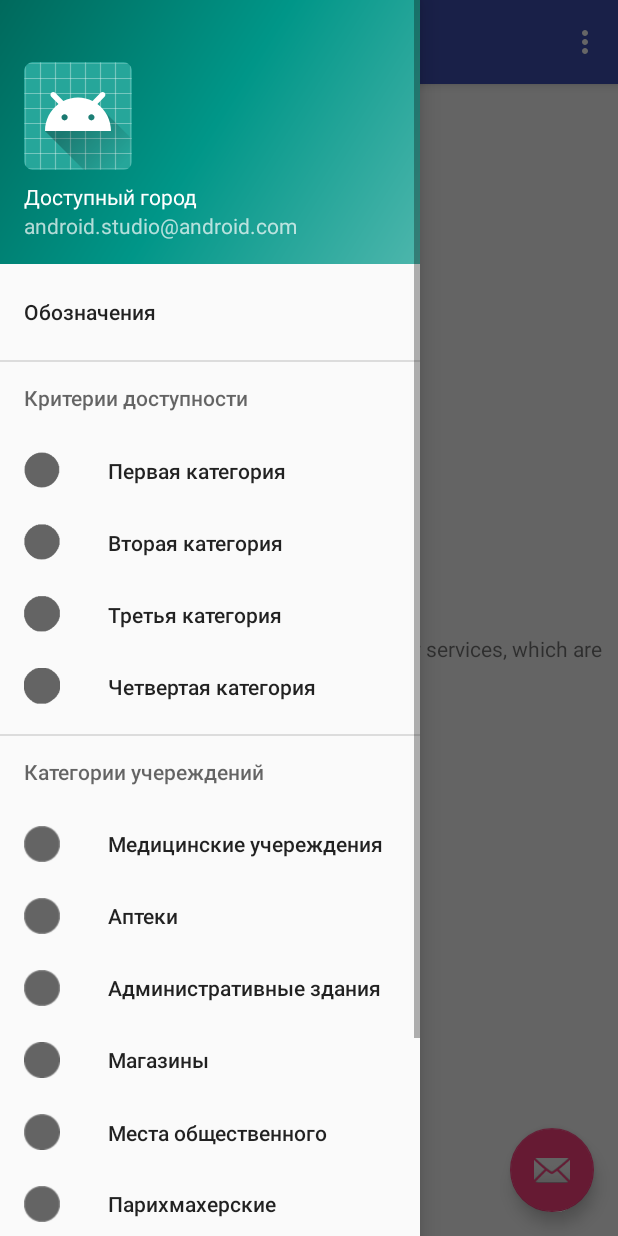
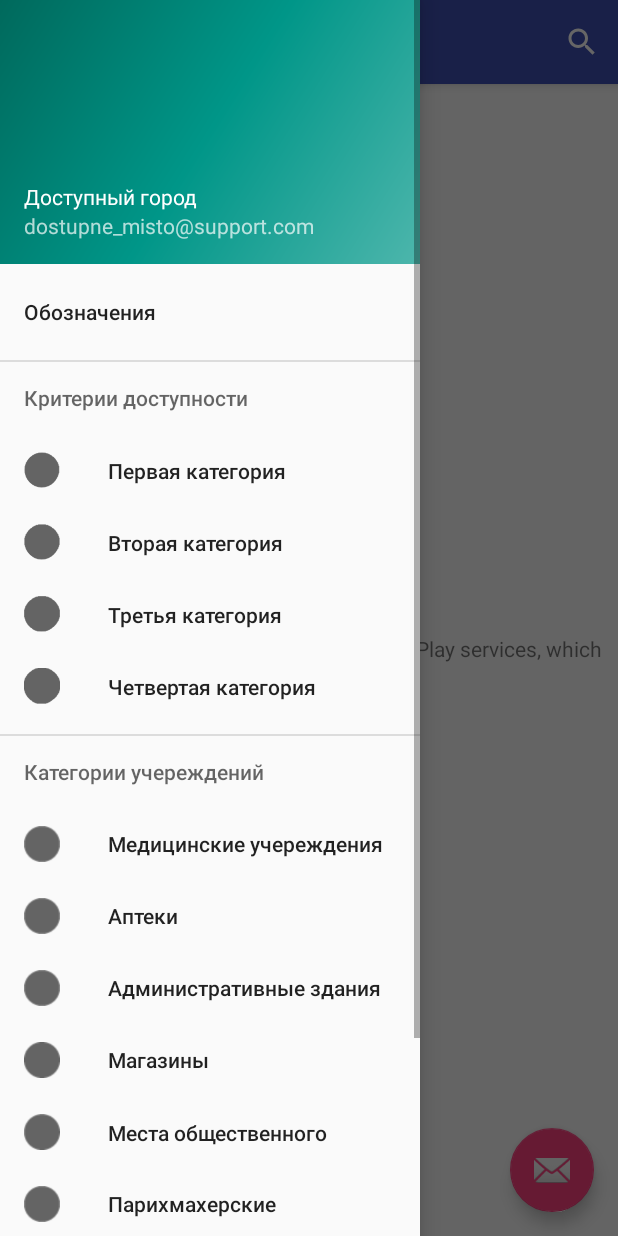
Before and after one commit to igorsan98v2/Social_it, an Android app: the screen it shows after launch (MainActivity), with the side drawer open, on a phone screen of 412 x 824 dp. Run offline under Robolectric (Android 15) with nearby library versions, the phone set to English and light mode, and no system bars.

Commit message:
routbuild and search added

```diff
--- a/app/src/main/AndroidManifest.xml
+++ b/app/src/main/AndroidManifest.xml
@@ -3,6 +3,9 @@
     package="com.kit.ygs.myapplication">
     <uses-permission android:name="android.permission.ACCESS_FINE_LOCATION" />
     <uses-permission android:name="android.permission.ACCESS_COARSE_LOCATION" />
+
+    <uses-permission android:name="android.permission.INTERNET" />
+
     <application
         android:allowBackup="true"
         android:icon="@mipmap/ic_launcher"
--- a/app/src/main/java/com/kit/ygs/myapplication/MainActivity.java
+++ b/app/src/main/java/com/kit/ygs/myapplication/MainActivity.java
@@ -1,16 +1,23 @@
 package com.kit.ygs.myapplication;
 
 import android.Manifest;
+import android.content.Context;
 import android.content.pm.PackageManager;
 import android.graphics.Bitmap;
 import android.location.Location;
+import android.os.AsyncTask;
 import android.os.Bundle;
+import android.os.StrictMode;
 import android.support.annotation.NonNull;
+import android.support.annotation.Nullable;
 import android.support.design.widget.FloatingActionButton;
 import android.support.design.widget.Snackbar;
 import android.support.v4.app.ActivityCompat;
 import android.support.v4.content.ContextCompat;
+import android.widget.SearchView;
 import android.util.Log;
+import android.view.LayoutInflater;
+import android.view.MenuInflater;
 import android.view.View;
 import android.support.design.widget.NavigationView;
 import android.support.v4.view.GravityCompat;
@@ -20,6 +27,8 @@ import android.support.v7.app.AppCompatActivity;
 import android.support.v7.widget.Toolbar;
 import android.view.Menu;
 import android.view.MenuItem;
+import android.widget.TextView;
+import android.widget.Toast;
 
 import com.google.android.gms.location.FusedLocationProviderClient;
 import com.google.android.gms.location.LocationServices;
@@ -31,35 +40,47 @@ import com.google.android.gms.maps.model.BitmapDescriptor;
 import com.google.android.gms.maps.model.BitmapDescriptorFactory;
 import com.google.android.gms.maps.model.LatLng;
 import com.google.android.gms.maps.model.MarkerOptions;
+import com.google.android.gms.maps.model.Polyline;
+import com.google.android.gms.maps.model.PolylineOptions;
 import com.google.android.gms.tasks.OnCompleteListener;
 import com.google.android.gms.tasks.Task;
 
 import java.util.ArrayList;
+import java.util.List;
 
 import static android.provider.SettingsSlicesContract.KEY_LOCATION;
 
 
 public class MainActivity extends AppCompatActivity
-        implements NavigationView.OnNavigationItemSelectedListener,OnMapReadyCallback {
+        implements NavigationView.OnNavigationItemSelectedListener,OnMapReadyCallback{
     private GoogleMap mMap;
+    public   static Polyline polyline ;
     private static final String TAG = MainActivity.class.getSimpleName();
     private boolean mLocationPermissionGranted;
+    private boolean delLineFlag;
     //private GeoDataClient mGeoDataClient;
    // private PlaceDetectionClient mPlaceDetectionClient;
     private FusedLocationProviderClient mFusedLocationProviderClient;
     private final LatLng mDefaultLocation = new LatLng( 48.739083, 37.584288);
     private static final int DEFAULT_ZOOM = 15;
     private static final int PERMISSIONS_REQUEST_ACCESS_FINE_LOCATION = 1;
-    private Location mLastKnownLocation;
-
+    public  static   Location mLastKnownLocation;
+    public  static boolean routesFlag ;
+    public  Context context;
+    SearchView searchView;
     @Override
     protected void onCreate(Bundle savedInstanceState) {
         super.onCreate(savedInstanceState);
+        StrictMode.ThreadPolicy policy = new StrictMode.ThreadPolicy.Builder().permitAll().build();
+        StrictMode.setThreadPolicy(policy);
         setContentView(R.layout.activity_main);
         Toolbar toolbar = (Toolbar) findViewById(R.id.toolbar);
+        routesFlag = false;
+
+        polyline = null;
         setSupportActionBar(toolbar);
-
-
+        delLineFlag =false;
+        context = this;
         // Retrieve location and camera position from saved instance state.
         if (savedInstanceState != null) {
             mLastKnownLocation = savedInstanceState.getParcelable(KEY_LOCATION);
@@ -96,8 +117,12 @@ public class MainActivity extends AppCompatActivity
         drawer.addDrawerListener(toggle);
         toggle.syncState();
 
+        TextView textView =(TextView) findViewById(R.id.results);
+        textView.setText("suka blyat");
         NavigationView navigationView = (NavigationView) findViewById(R.id.nav_view);
         navigationView.setNavigationItemSelectedListener(this);
+
+
         SupportMapFragment mapFragment = (SupportMapFragment) getSupportFragmentManager()
                 .findFragmentById(R.id.map);
         mapFragment.getMapAsync(this);
@@ -116,7 +141,31 @@ public class MainActivity extends AppCompatActivity
     @Override
     public boolean onCreateOptionsMenu(Menu menu) {
         // Inflate the menu; this adds items to the action bar if it is present.
-        getMenuInflater().inflate(R.menu.main, menu);
+
+          getMenuInflater().inflate(R.menu.searc_bar, menu);
+          MenuItem item =  menu.findItem(R.id.search_main);
+        searchView =(SearchView)item.getActionView();
+        searchView.setOnQueryTextListener(new SearchView.OnQueryTextListener() {
+            @Override
+            public boolean onQueryTextSubmit(String s) {
+
+                SearchQuery query = new SearchQuery(s,context,mMap);
+                AsyncSearch asyncSearch = new AsyncSearch();
+                asyncSearch.execute(query);
+
+
+                return false;
+            }
+
+            @Override
+            public boolean onQueryTextChange(String s) {
+
+                TextView textView =(TextView) findViewById(R.id.results);
+                textView.setText(s);
+                Log.d("searcbar",s);
+                return false;
+            }
+        });
         return true;
     }
 
@@ -140,23 +189,19 @@ public class MainActivity extends AppCompatActivity
     public boolean onNavigationItemSelected(MenuItem item) {
         // Handle navigation view item clicks here.
         int id = item.getItemId();
-        /*
-        if (id == R.id.nav_camera) {
+
+       /* if (id == R.id.) {
             // Handle the camera action
-        } else if (id == R.id.nav_gallery) {
-
-        } else if (id == R.id.nav_slideshow) {
-
-        } else if (id == R.id.nav_manage) {
-
-        } else if (id == R.id.nav_share) {
-
-        } else if (id == R.id.nav_send) {
 
         }
         */
 
+     //   getMenuInflater().inflate(R.menu.activity_main_drawer, menu);
+     //   MenuItem item =  menu.findItem(R.id.search_main);
+
         DrawerLayout drawer = (DrawerLayout) findViewById(R.id.drawer_layout);
+
+
         drawer.closeDrawer(GravityCompat.START);
         return true;
     }
@@ -165,11 +210,9 @@ public class MainActivity extends AppCompatActivity
     public void onMapReady(GoogleMap googleMap) {
         mMap = googleMap;
 
+  //      SearchRoute search =  new SearchRoute(searchView,this,mMap);
         SQLDriver sqlDriver = new SQLDriver(this);
         // Add a marker in Sydney and move the camera
-        LatLng sydney = new LatLng(-34, 151);
-        mMap.addMarker(new MarkerOptions().position(sydney).title("Marker in Sydney"));
-        mMap.moveCamera(CameraUpdateFactory.newLatLng(sydney));
         ArrayList<Place> places = sqlDriver.queryPlaces(null);
         BitmapEditor editor = new BitmapEditor(this);
         for (Place place : places) {
@@ -179,15 +222,23 @@ public class MainActivity extends AppCompatActivity
             Bitmap marker = editor.edit(place.getCategory_id(), place.getPlace_id());
             MarkerOptions options = new MarkerOptions().position(place.getCoord()).title(place.getName()).icon(BitmapDescriptorFactory.fromBitmap(marker)).flat(true);
             mMap.addMarker(options);
-            mMap.moveCamera(CameraUpdateFactory.newLatLng(place.getCoord()));
-            getLocationPermission();
+
 
             // Turn on the My Location layer and the related control on the map.
-            updateLocationUI();
+
 
             // Get the current location of the device and set the position of the map.
-            getDeviceLocation();
+
         }
+
+        mMap.moveCamera(CameraUpdateFactory.newLatLng(new LatLng(48.74568044,37.57203369)));
+                mMap.moveCamera(CameraUpdateFactory.zoomTo(17f));
+
+         getLocationPermission();
+        updateLocationUI();
+        getDeviceLocation();
+    //
+
     }
     @Override
     protected void onSaveInstanceState(Bundle outState) {
@@ -222,6 +273,7 @@ public class MainActivity extends AppCompatActivity
                                     .newLatLngZoom(mDefaultLocation, DEFAULT_ZOOM));
                             mMap.getUiSettings().setMyLocationButtonEnabled(false);
                         }
+
                     }
                 });
             }
@@ -287,4 +339,5 @@ public class MainActivity extends AppCompatActivity
         }
     }
 
+
 }
--- a/app/src/main/java/com/kit/ygs/myapplication/RouteBuilder.java
+++ b/app/src/main/java/com/kit/ygs/myapplication/RouteBuilder.java
@@ -19,7 +19,7 @@ public class RouteBuilder{
     private double destlog;
     public String makeURL (){
         StringBuilder urlString = new StringBuilder();
-        urlString.append("http://maps.googleapis.com/maps/api/directions/json");
+        urlString.append("https://maps.googleapis.com/maps/api/directions/json");
         urlString.append("?origin=");// from
         urlString.append(Double.toString(sourcelat));
         urlString.append(",");
@@ -43,6 +43,7 @@ public class RouteBuilder{
     public List<LatLng>getRoutes(){
         List<LatLng> list=null;
         JSONParser jParser = new JSONParser();
+        Log.d("URL",makeURL());
         String result = jParser.getJSONFromUrl(makeURL());
         try {
             final JSONObject jsonObject = new JSONObject(result);
--- a/app/src/main/res/layout/activity_main.xml
+++ b/app/src/main/res/layout/activity_main.xml
@@ -13,6 +13,7 @@
         android:layout_height="match_parent" />
 
     <android.support.design.widget.NavigationView
+
         android:id="@+id/nav_view"
         android:layout_width="wrap_content"
         android:layout_height="match_parent"
--- a/app/src/main/res/layout/app_bar_main.xml
+++ b/app/src/main/res/layout/app_bar_main.xml
@@ -16,7 +16,10 @@
             android:layout_width="match_parent"
             android:layout_height="?attr/actionBarSize"
             android:background="?attr/colorPrimary"
-            app:popupTheme="@style/AppTheme.PopupOverlay" />
+            app:popupTheme="@style/AppTheme.PopupOverlay" >
+
+        </android.support.v7.widget.Toolbar>
+
 
     </android.support.design.widget.AppBarLayout>
 
--- a/app/src/main/res/layout/content_main.xml
+++ b/app/src/main/res/layout/content_main.xml
@@ -7,6 +7,11 @@
     app:layout_behavior="@string/appbar_scrolling_view_behavior"
     tools:context=".MainActivity"
     tools:showIn="@layout/app_bar_main">
+    <TextView
+        android:layout_width="wrap_content"
+        android:layout_height="wrap_content"
+        android:id="@+id/results"
+        android:text="NEW TEXT WILL BE HERE"/>
     <fragment
         android:id="@+id/map"
         android:name="com.google.android.gms.maps.SupportMapFragment"
--- a/app/src/main/res/layout/nav_header_main.xml
+++ b/app/src/main/res/layout/nav_header_main.xml
@@ -1,8 +1,10 @@
 <?xml version="1.0" encoding="utf-8"?>
 <LinearLayout xmlns:android="http://schemas.android.com/apk/res/android"
     xmlns:app="http://schemas.android.com/apk/res-auto"
+    xmlns:tools="http://schemas.android.com/tools"
     android:layout_width="match_parent"
     android:layout_height="@dimen/nav_header_height"
+    android:id="@+id/action_bar_root"
     android:background="@drawable/side_nav_bar"
     android:gravity="bottom"
     android:orientation="vertical"
@@ -10,15 +12,11 @@
     android:paddingLeft="@dimen/activity_horizontal_margin"
     android:paddingRight="@dimen/activity_horizontal_margin"
     android:paddingTop="@dimen/activity_vertical_margin"
-    android:theme="@style/ThemeOverlay.AppCompat.Dark">
+    android:theme="@style/ThemeOverlay.AppCompat.Dark"
+    tools:context=".MainActivity">
 
-    <ImageView
-        android:id="@+id/imageView"
-        android:layout_width="wrap_content"
-        android:layout_height="wrap_content"
-        android:contentDescription="@string/nav_header_desc"
-        android:paddingTop="@dimen/nav_header_vertical_spacing"
-        app:srcCompat="@mipmap/ic_launcher_round" />
+
+
 
     <TextView
         android:layout_width="match_parent"
--- a/app/src/main/res/menu/activity_main_drawer.xml
+++ b/app/src/main/res/menu/activity_main_drawer.xml
@@ -1,11 +1,14 @@
 <?xml version="1.0" encoding="utf-8"?>
-<menu xmlns:android="http://schemas.android.com/apk/res/android"
+<menu
+
+    xmlns:android="http://schemas.android.com/apk/res/android"
+
+    xmlns:app="http://schemas.android.com/apk/res-auto"
     xmlns:tools="http://schemas.android.com/tools"
     tools:showIn="navigation_view">
-    <group android:id="@+id/search_bar">
 
-    </group>
     <group android:checkableBehavior="single">
+
         <item
             android:title="@string/LegendTitle"/>
         <item android:title="Критерии доступности">
--- /dev/null
+++ b/app/src/main/res/menu/searc_bar.xml
@@ -0,0 +1,10 @@
+<?xml version="1.0" encoding="utf-8"?>
+<menu xmlns:android="http://schemas.android.com/apk/res/android"
+    xmlns:app="http://schemas.android.com/apk/res-auto">
+    <item android:title="search"
+        android:id="@+id/search_main"
+        app:actionViewClass="android.widget.SearchView"
+        app:showAsAction="always">
+
+    </item>
+</menu>
--- a/app/src/main/res/values/colors.xml
+++ b/app/src/main/res/values/colors.xml
@@ -3,4 +3,6 @@
     <color name="colorPrimary">#3F51B5</color>
     <color name="colorPrimaryDark">#303F9F</color>
     <color name="colorAccent">#FF4081</color>
+    <color name="colorDarkRed">#7e1515</color>
+
 </resources>
--- a/app/src/main/res/values/strings.xml
+++ b/app/src/main/res/values/strings.xml
@@ -1,10 +1,10 @@
 <resources>
-    <string name="app_name">My Application</string>
+    <string name="app_name">Доступный город</string>
     <string name="navigation_drawer_open">Open navigation drawer</string>
     <string name="navigation_drawer_close">Close navigation drawer</string>
     <string name="nav_header_title">Доступный город </string>
-    <string name="nav_header_subtitle">android.studio@android.com</string>
+    <string name="nav_header_subtitle">dostupne_misto@support.com</string>
     <string name="nav_header_desc">Navigation header</string>
-    <string name="action_settings">Settings</string>
+    <string name="action_settings">Настройки</string>
     <string name="LegendTitle">Обозначения</string>
 </resources>
```
Also changed, not shown: app/src/main/java/com/kit/ygs/myapplication/AsyncSearch.java (added, +60 -0 lines), app/src/main/java/com/kit/ygs/myapplication/BitmapEditor.java (+8 -4 lines), app/src/main/java/com/kit/ygs/myapplication/JSONParser.java (+8 -8 lines), app/src/main/java/com/kit/ygs/myapplication/SQLDriver.java (+5 -5 lines), app/src/main/java/com/kit/ygs/myapplication/SearchQuery.java (added, +29 -0 lines), app/src/main/java/com/kit/ygs/myapplication/SearchRoute.java (added, +87 -0 lines).
